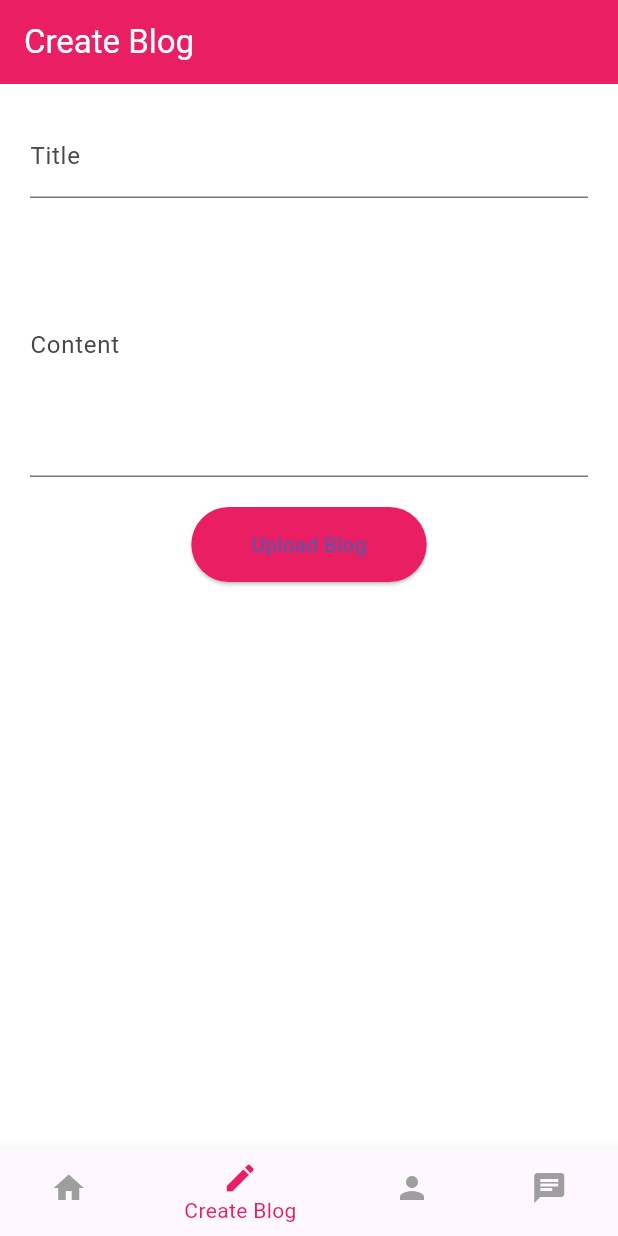
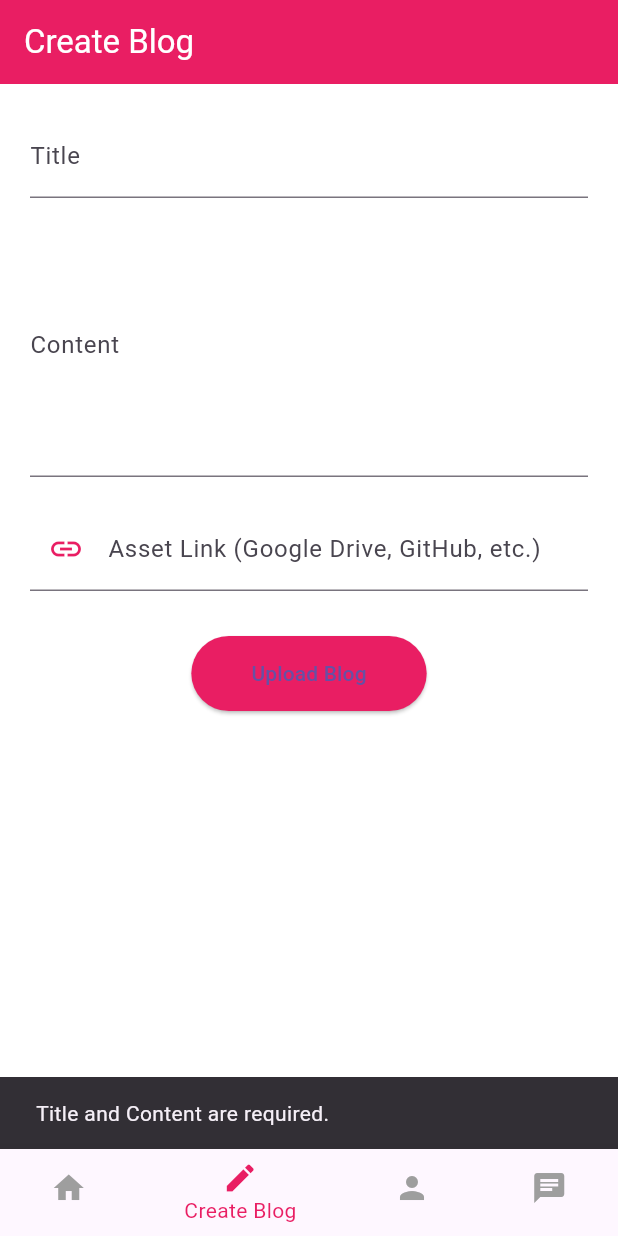
Before and after one commit to SanjidaBegumPoli/ExpertLink, a Flutter app: the PrefectHomePage screen opened directly with empty values, item 2 of the bottom bar chosen, after a tap on "Upload Blog", on a phone screen of 412 x 824 dp. Run offline on Flutter 3.47's test engine with Material 3 defaults, Android fonts, the phone set to English and light mode, and no system bars; our stand-ins replace cloud_firestore, firebase_auth, firebase_core, image_picker; accounts and stored records are empty; network calls fail.

Commit message:
jafrin part

```diff
--- a/lib/screens/create_blog_page.dart
+++ b/lib/screens/create_blog_page.dart
@@ -2,9 +2,8 @@ import 'package:flutter/material.dart';
 import 'package:cloud_firestore/cloud_firestore.dart';
 
 class CreateBlogPage extends StatefulWidget {
-  final String userId;
-
-  const CreateBlogPage({super.key, required this.userId});
+  final String prefectId;
+  const CreateBlogPage({super.key, required this.prefectId});
 
   @override
   State<CreateBlogPage> createState() => _CreateBlogPageState();
@@ -13,23 +12,58 @@ class CreateBlogPage extends StatefulWidget {
 class _CreateBlogPageState extends State<CreateBlogPage> {
   final titleController = TextEditingController();
   final contentController = TextEditingController();
+  final linkController = TextEditingController();
+  bool _isLoading = false;
 
   Future<void> _saveBlog() async {
-    if (titleController.text.isEmpty || contentController.text.isEmpty) return;
+    if (titleController.text.isEmpty || contentController.text.isEmpty) {
+      ScaffoldMessenger.of(context).showSnackBar(
+        const SnackBar(content: Text('Title and Content are required.')),
+      );
+      return;
+    }
 
+    if (linkController.text.isEmpty) {
+      ScaffoldMessenger.of(context).showSnackBar(
+        const SnackBar(content: Text('Please provide a Direct Link for the asset.')),
+      );
+      return;
+    }
+
+    setState(() => _isLoading = true);
+
+    try {
       await FirebaseFirestore.instance.collection('blogs').add({
-      'title': titleController.text,
-      'content': contentController.text,
-      'prefectId': widget.userId,
-      'createdAt': FieldValue.serverTimestamp(),
+        'title': titleController.text.trim(),
+        'content': contentController.text.trim(),
+        'prefectid': widget.prefectId, // ✅ match Firestore field
+        'assetUrl': linkController.text.trim(),
+        'assetName': 'Direct Link',
+        'createdAt': Timestamp.now(),//createdAt:FieldValue.serverTimestamp(previous)
       });
 
       titleController.clear();
       contentController.clear();
+      linkController.clear();
+
+      if (!mounted) return;
 
       ScaffoldMessenger.of(context).showSnackBar(
         const SnackBar(content: Text('Blog uploaded successfully!')),
       );
+
+      Future.delayed(const Duration(milliseconds: 500), () {
+        if (mounted && Navigator.canPop(context)) Navigator.pop(context);
+      });
+    } catch (e) {
+      if (mounted) {
+        ScaffoldMessenger.of(context).showSnackBar(
+          SnackBar(content: Text('Error uploading blog: $e')),
+        );
+      }
+    } finally {
+      if (mounted) setState(() => _isLoading = false);
+    }
   }
 
   @override
@@ -51,13 +85,25 @@ class _CreateBlogPageState extends State<CreateBlogPage> {
               decoration: const InputDecoration(labelText: "Content"),
             ),
             const SizedBox(height: 20),
+            TextField(
+              controller: linkController,
+              decoration: const InputDecoration(
+                labelText: "Asset Link (Google Drive, GitHub, etc.)",
+                hintText: "Paste full URL here",
+                prefixIcon: Icon(Icons.link, color: Colors.pink),
+              ),
+            ),
+            const SizedBox(height: 30),
             ElevatedButton(
-              onPressed: _saveBlog,
+              onPressed: _isLoading ? null : _saveBlog,
               style: ElevatedButton.styleFrom(
                 backgroundColor: Colors.pink,
-                  padding:
-                  const EdgeInsets.symmetric(horizontal: 40, vertical: 15)),
-              child: const Text("Upload Blog"),
+                padding: const EdgeInsets.symmetric(horizontal: 40, vertical: 15),
+              ),
+              child: _isLoading
+                  ? const SizedBox(
+                  width: 20, height: 20, child: CircularProgressIndicator(color: Colors.white))
+                  : const Text("Upload Blog"),
             ),
           ],
         ),
--- a/lib/screens/prefect_home_page.dart
+++ b/lib/screens/prefect_home_page.dart
@@ -148,7 +148,7 @@ class _PrefectHomePageState extends State<PrefectHomePage> {
   Widget build(BuildContext context) {
     final List<Widget> pages = [
       _buildHomeView(),
-      CreateBlogPage(userId: widget.userId),
+      CreateBlogPage(prefectId: widget.userId),
       PrefectProfilePage(userId: widget.userId),
       const PrefectChatListPage(),
     ];
```
Also changed, not shown: lib/screens/blog_model.dart (+12 -3 lines), lib/screens/prefect_detail_page.dart (+82 -29 lines). Lines whose indentation alone changed are shown as unchanged.
